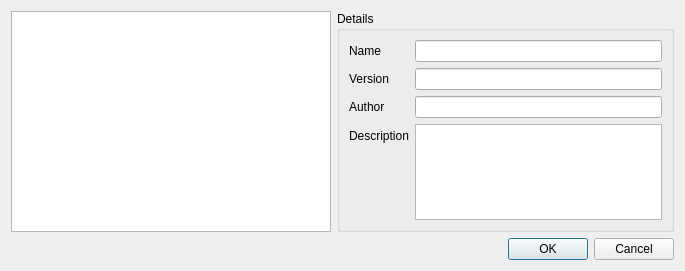
Above: src/gui/dialogs/formaddaccount.ui from martinrotter/rssguard before the change. Below: the same form after it.
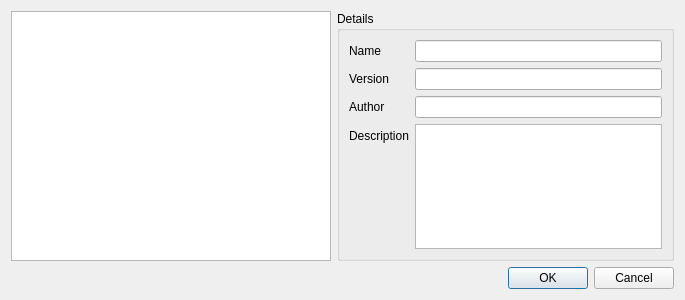
That is the form after the change.

Patch:
```diff
--- a/src/gui/dialogs/formaddaccount.ui
+++ b/src/gui/dialogs/formaddaccount.ui
@@ -7,7 +7,7 @@
     <x>0</x>
     <y>0</y>
     <width>685</width>
-    <height>271</height>
+    <height>300</height>
    </rect>
   </property>
   <property name="windowTitle">
```
